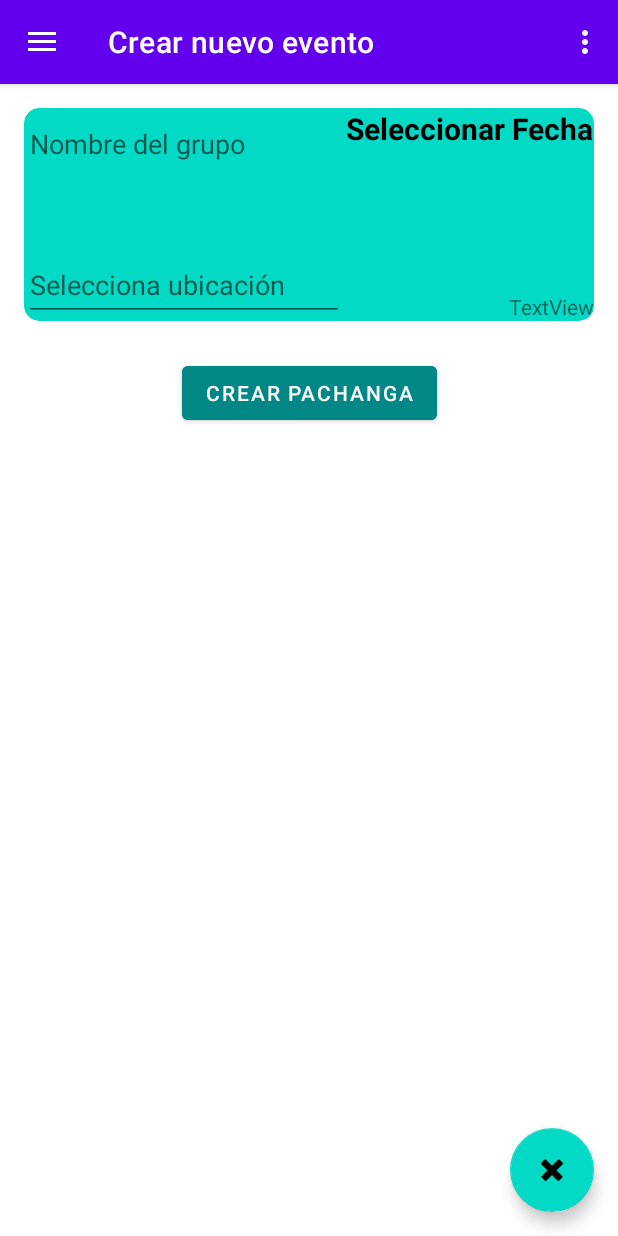
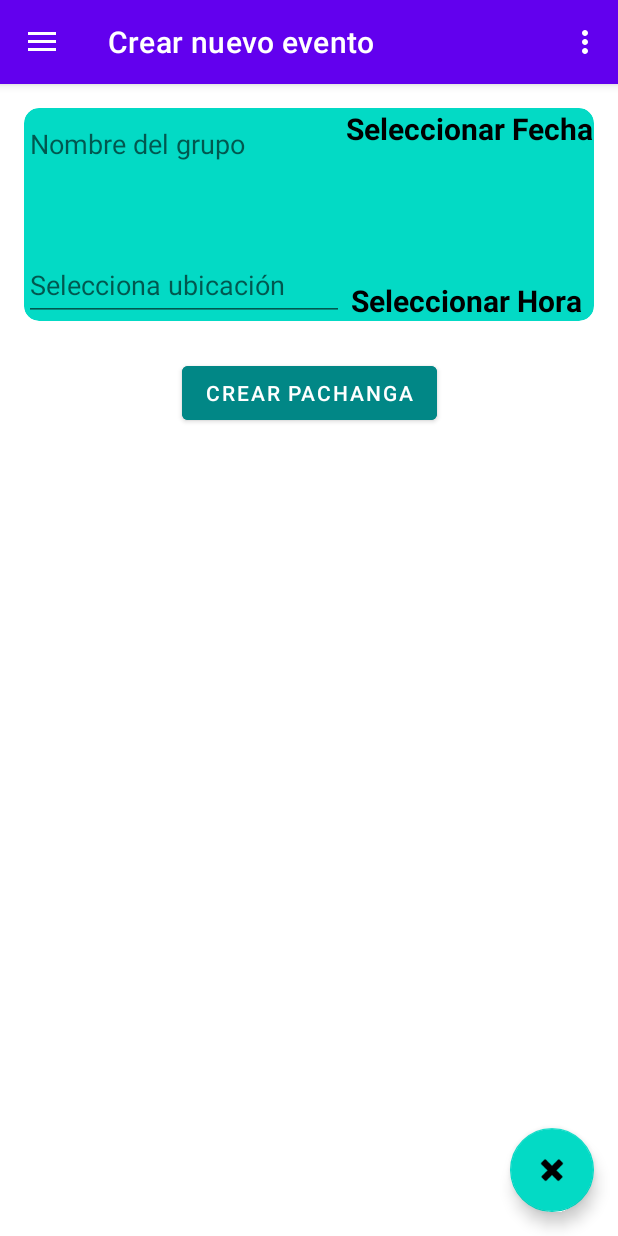
Before and after one commit to vikiii22/ProyectoFinal, an Android app: the InicioActivity screen opened directly, with no data from a screen before it, in the side drawer, after a tap on "Crear nuevo evento", on a phone screen of 412 x 824 dp. Run offline under Robolectric (Android 15) with nearby library versions, the phone set to English and light mode, and no system bars; our stand-ins replace Firebase (no records; nobody signed in at launch, a user with empty details on screens opened directly), navigation-ui; libraries missing offline, so code that uses them is left out: com.firebase.ui; 1 statement that could not run was skipped.

Commit message:
Mostrando hora del evento

```diff
--- a/app/src/main/java/com/example/pachanga_joseasanchezlopez/InicioActivity.java
+++ b/app/src/main/java/com/example/pachanga_joseasanchezlopez/InicioActivity.java
@@ -5,6 +5,7 @@ import android.os.Bundle;
 import android.view.MenuItem;
 import android.view.View;
 import android.view.Menu;
+import android.widget.TextView;
 import android.widget.Toast;
 
 import com.google.android.material.snackbar.Snackbar;
--- a/app/src/main/java/com/example/pachanga_joseasanchezlopez/MainActivity.java
+++ b/app/src/main/java/com/example/pachanga_joseasanchezlopez/MainActivity.java
@@ -9,6 +9,7 @@ import android.content.Intent;
 import android.os.Bundle;
 import android.widget.Button;
 import android.widget.EditText;
+import android.widget.TextView;
 import android.widget.Toast;
 
 import com.firebase.ui.auth.AuthUI;
@@ -87,16 +88,6 @@ public class MainActivity extends AppCompatActivity {
     }
 
     private void comprobarAutenticacion() {
-        /*FirebaseAuth auth = FirebaseAuth.getInstance();
-        if (auth.getCurrentUser() != null) {
-//            if (auth.getCurrentUser().getEmail().equals(etEmail.getText().toString())) {
-            finish();
-            startActivity(new Intent(this, InicioActivity.class));
-//            }
-        } else {
-            Toast.makeText(this, "Usuario no Registrado", Toast.LENGTH_LONG).show();
-            createSingInIntent();
-        }*/
         FirebaseAuth auth = FirebaseAuth.getInstance();
         auth.signInWithEmailAndPassword(etEmail.getText().toString(), etPassword.getText().toString())
                 .addOnCompleteListener(this, new OnCompleteListener<AuthResult>() {
--- a/app/src/main/java/com/example/pachanga_joseasanchezlopez/ui/adapter/EventoAdapter.java
+++ b/app/src/main/java/com/example/pachanga_joseasanchezlopez/ui/adapter/EventoAdapter.java
@@ -1,11 +1,14 @@
 package com.example.pachanga_joseasanchezlopez.ui.adapter;
 
+import android.annotation.SuppressLint;
 import android.view.LayoutInflater;
 import android.view.View;
 import android.view.ViewGroup;
 import android.widget.TextView;
+import android.widget.Toast;
 
 import androidx.annotation.NonNull;
+import androidx.cardview.widget.CardView;
 import androidx.recyclerview.widget.RecyclerView;
 
 import com.example.pachanga_joseasanchezlopez.R;
@@ -29,9 +32,17 @@ public class EventoAdapter extends RecyclerView.Adapter<EventoAdapter.EventoView
     }
 
     @Override
-    public void onBindViewHolder(@NonNull EventoViewHolder holder, int position) {
+    public void onBindViewHolder(@NonNull EventoViewHolder holder, @SuppressLint("RecyclerView") int position) {
         holder.tvNombrePachanga.setText(eventos.get(position).getNombre());
         holder.tvFechaPachanga.setText(eventos.get(position).getFecha());
+        holder.tvHoraEvento.setText(eventos.get(position).getHora());
+
+        holder.cvEvento.setOnClickListener(new View.OnClickListener() {
+            @Override
+            public void onClick(View view) {
+                Toast.makeText(view.getContext(), eventos.get(position).getNombre(), Toast.LENGTH_SHORT).show();
+            }
+        });
     }
 
     @Override
@@ -40,12 +51,15 @@ public class EventoAdapter extends RecyclerView.Adapter<EventoAdapter.EventoView
     }
 
     public static class EventoViewHolder extends RecyclerView.ViewHolder {
-        TextView tvNombrePachanga, tvFechaPachanga;
+        TextView tvNombrePachanga, tvFechaPachanga, tvHoraEvento;
+        CardView cvEvento;
 
         public EventoViewHolder(@NonNull View itemView) {
             super(itemView);
             tvNombrePachanga = (TextView) itemView.findViewById(R.id.tvNombrePachanga);
             tvFechaPachanga = itemView.findViewById(R.id.tvFechaPachanga);
+            tvHoraEvento=itemView.findViewById(R.id.tvHoraEvento);
+            cvEvento=itemView.findViewById(R.id.cvEvento);
         }
     }
 }
--- a/app/src/main/java/com/example/pachanga_joseasanchezlopez/ui/events/EventsFragment.java
+++ b/app/src/main/java/com/example/pachanga_joseasanchezlopez/ui/events/EventsFragment.java
@@ -2,9 +2,11 @@ package com.example.pachanga_joseasanchezlopez.ui.events;
 
 import android.annotation.SuppressLint;
 import android.app.DatePickerDialog;
+import android.app.TimePickerDialog;
 import android.graphics.Color;
 import android.graphics.drawable.ColorDrawable;
 import android.os.Bundle;
+import android.text.format.DateFormat;
 import android.view.LayoutInflater;
 import android.view.View;
 import android.view.ViewGroup;
@@ -12,8 +14,10 @@ import android.widget.Button;
 import android.widget.DatePicker;
 import android.widget.EditText;
 import android.widget.TextView;
+import android.widget.TimePicker;
 
 import androidx.annotation.NonNull;
+import androidx.fragment.app.DialogFragment;
 import androidx.fragment.app.Fragment;
 import androidx.lifecycle.ViewModelProvider;
 
@@ -26,7 +30,7 @@ import java.util.Calendar;
 public class EventsFragment extends Fragment {
 
     private FragmentGalleryBinding binding;
-    private TextView tvDatos, tvFecha;
+    private TextView tvHora, tvFecha;
     private EditText etNombreGrupo, etUbicacion;
     private Button btCrear;
 
@@ -39,7 +43,7 @@ public class EventsFragment extends Fragment {
 
         binding = FragmentGalleryBinding.inflate(inflater, container, false);
         View root = binding.getRoot();
-        tvDatos = root.findViewById(R.id.tvDatos);
+        tvHora = root.findViewById(R.id.tvHora);
         tvFecha = root.findViewById(R.id.tvFecha);
         etNombreGrupo = root.findViewById(R.id.etNombreGrupo);
         etUbicacion = root.findViewById(R.id.etUbicacion);
@@ -63,12 +67,26 @@ public class EventsFragment extends Fragment {
             datePickerDialog.show();
         });
 
+        tvHora.setOnClickListener(v -> {
+            Calendar c=Calendar.getInstance();
+            int hora=c.get(Calendar.HOUR_OF_DAY);
+            int minuto=c.get(Calendar.MINUTE);
+            TimePickerDialog timePicker;
+            timePicker=new TimePickerDialog(getActivity(), new TimePickerDialog.OnTimeSetListener() {
+                @Override
+                public void onTimeSet(TimePicker timePicker, int i, int i1) {
+                    tvHora.setText(i + ":" + i1);
+                }
+            }, hora, minuto, true);
+            timePicker.setTitle("Selecciona la hora");
+            timePicker.show();
+        });
+
         btCrear.setOnClickListener(v -> {
             if (etNombreGrupo.getText().length() == 0 || tvFecha.getText().toString().equals("Seleccionar Fecha") || etUbicacion.getText().length() == 0) {
                 return;
             } else {
-                tvDatos.setText(etNombreGrupo.getText() + " el día " + tvFecha.getText() + " en " + etUbicacion.getText());
-                NuevoEvento nuevo = new NuevoEvento(tvFecha.getText().toString(), etUbicacion.getText().toString(), etNombreGrupo.getText().toString());
+                NuevoEvento nuevo = new NuevoEvento(tvFecha.getText().toString(), etUbicacion.getText().toString(), etNombreGrupo.getText().toString(), tvHora.getText().toString());
                 FirebaseFirestore db = FirebaseFirestore.getInstance();
                 db.collection("pachangas").document().set(nuevo);
             }
--- a/app/src/main/java/com/example/pachanga_joseasanchezlopez/ui/events/NuevoEvento.java
+++ b/app/src/main/java/com/example/pachanga_joseasanchezlopez/ui/events/NuevoEvento.java
@@ -6,6 +6,7 @@ public class NuevoEvento {
     public String fecha;
     public String lugar;
     public String nombre;
+    public String hora;
 
 
     public NuevoEvento(String fecha, String lugar, String nombre) {
@@ -14,8 +15,23 @@ public class NuevoEvento {
         this.nombre = nombre;
     }
 
+    public NuevoEvento(String fecha, String lugar, String nombre, String hora) {
+        this.fecha = fecha;
+        this.lugar = lugar;
+        this.nombre = nombre;
+        this.hora = hora;
+    }
+
     public NuevoEvento() {
 
+    }
+
+    public String getHora() {
+        return hora;
+    }
+
+    public void setHora(String hora) {
+        this.hora = hora;
     }
 
     public String getFecha() {
--- a/app/src/main/java/com/example/pachanga_joseasanchezlopez/ui/home/HomeFragment.java
+++ b/app/src/main/java/com/example/pachanga_joseasanchezlopez/ui/home/HomeFragment.java
@@ -36,6 +36,9 @@ import com.google.firebase.firestore.QueryDocumentSnapshot;
 import com.google.firebase.firestore.QuerySnapshot;
 
 import java.util.ArrayList;
+import java.util.Collection;
+import java.util.Collections;
+import java.util.Comparator;
 
 public class HomeFragment extends Fragment {
 
@@ -103,7 +106,7 @@ public class HomeFragment extends Fragment {
                     /*System.out.println(t.getData());
                     //eventos.add(new NuevoEvento(t.getString("fecha"), t.getString("lugar"), t.getString("nombre")));
                     System.out.println(t.get("fecha") + " " + t.get("lugar") + " " + t.get("nombre"));*/
-                    recogidos.add(new NuevoEvento(""+t.get("fecha"),""+t.get("lugar"), ""+t.get("nombre")));
+                    recogidos.add(new NuevoEvento(""+t.get("fecha"),""+t.get("lugar"), ""+t.get("nombre"), ""+t.get("hora")));
                 }
             }
         });
--- a/app/src/main/res/layout/fragment_gallery.xml
+++ b/app/src/main/res/layout/fragment_gallery.xml
@@ -51,10 +51,14 @@
             android:animationCache="false">
 
             <TextView
-                android:id="@+id/tvDatos"
+                android:id="@+id/tvHora"
                 android:layout_width="wrap_content"
                 android:layout_height="wrap_content"
-                android:text="TextView"
+                android:layout_marginEnd="8dp"
+                android:text="Seleccionar Hora"
+                android:textColor="#000000"
+                android:textSize="20sp"
+                android:textStyle="bold"
                 app:layout_constraintBottom_toBottomOf="parent"
                 app:layout_constraintEnd_toEndOf="parent" />
 
--- a/app/src/main/res/layout/nav_header_inicio.xml
+++ b/app/src/main/res/layout/nav_header_inicio.xml
@@ -28,7 +28,7 @@
         android:textAppearance="@style/TextAppearance.AppCompat.Body1" />
 
     <TextView
-        android:id="@+id/textView"
+        android:id="@+id/tvNombre"
         android:layout_width="wrap_content"
         android:layout_height="wrap_content"
         android:text="@string/nav_header_subtitle" />
```
Also changed, not shown: app/src/main/res/layout/item_evento.xml (+10 -1 lines).
